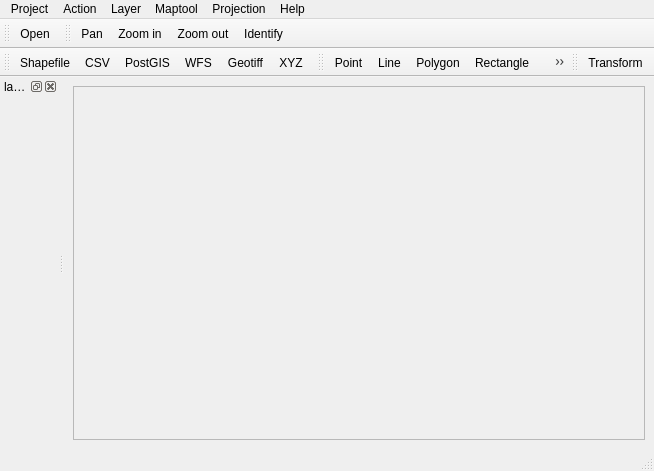
This is ui/main.ui in luolingchun/PyQGIS as Qt 5 draws it before an edit. The edited form follows.
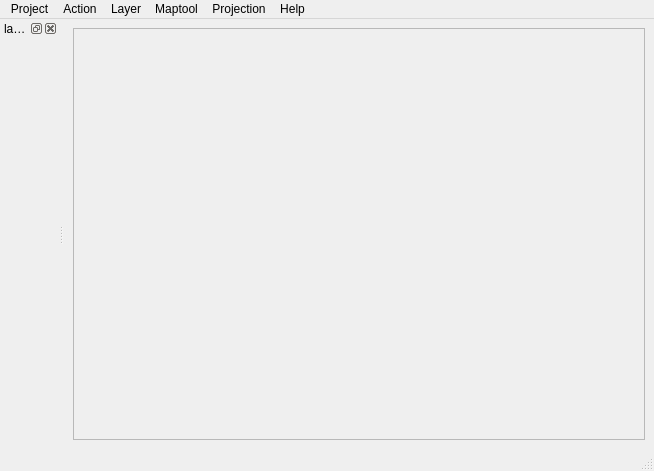
This is the edited form.

Commit message: layer maptool

```diff
--- a/ui/main.ui
+++ b/ui/main.ui
@@ -107,18 +107,6 @@
    <addaction name="menuhelp"/>
   </widget>
   <widget class="QStatusBar" name="statusbar"/>
-  <widget class="QToolBar" name="toolBarProject">
-   <property name="windowTitle">
-    <string>toolBarProject</string>
-   </property>
-   <attribute name="toolBarArea">
-    <enum>TopToolBarArea</enum>
-   </attribute>
-   <attribute name="toolBarBreak">
-    <bool>false</bool>
-   </attribute>
-   <addaction name="actionOpen"/>
-  </widget>
   <widget class="QDockWidget" name="dockWidget">
    <property name="windowTitle">
     <string>layer</string>
@@ -128,66 +116,6 @@
    </attribute>
    <widget class="QWidget" name="dockWidgetContents"/>
   </widget>
-  <widget class="QToolBar" name="toolBarAction">
-   <property name="windowTitle">
-    <string>toolBarAction</string>
-   </property>
-   <attribute name="toolBarArea">
-    <enum>TopToolBarArea</enum>
-   </attribute>
-   <attribute name="toolBarBreak">
-    <bool>false</bool>
-   </attribute>
-   <addaction name="actionPan"/>
-   <addaction name="actionZoomin"/>
-   <addaction name="actionZoomout"/>
-   <addaction name="actionIdentity"/>
-  </widget>
-  <widget class="QToolBar" name="toolBarLayer">
-   <property name="windowTitle">
-    <string>toolBarLayer</string>
-   </property>
-   <attribute name="toolBarArea">
-    <enum>TopToolBarArea</enum>
-   </attribute>
-   <attribute name="toolBarBreak">
-    <bool>true</bool>
-   </attribute>
-   <addaction name="actionShapefile"/>
-   <addaction name="actionCsv"/>
-   <addaction name="actionPostGIS"/>
-   <addaction name="actionWFS"/>
-   <addaction name="actionGeotiff"/>
-   <addaction name="actionXYZ"/>
-  </widget>
-  <widget class="QToolBar" name="toolBarMapTool">
-   <property name="windowTitle">
-    <string>toolBarMapTool</string>
-   </property>
-   <attribute name="toolBarArea">
-    <enum>TopToolBarArea</enum>
-   </attribute>
-   <attribute name="toolBarBreak">
-    <bool>false</bool>
-   </attribute>
-   <addaction name="actionPoint"/>
-   <addaction name="actionLine"/>
-   <addaction name="actionPolygon"/>
-   <addaction name="actionRectangle"/>
-   <addaction name="actionCircle"/>
-  </widget>
-  <widget class="QToolBar" name="toolBarProjection">
-   <property name="windowTitle">
-    <string>toolBarProjection</string>
-   </property>
-   <attribute name="toolBarArea">
-    <enum>TopToolBarArea</enum>
-   </attribute>
-   <attribute name="toolBarBreak">
-    <bool>false</bool>
-   </attribute>
-   <addaction name="actionTransform"/>
-  </widget>
   <action name="actionOpen">
    <property name="text">
     <string>Open</string>
```
Left out of the diff: 4 changed lines with no effect on the pictures. The commit also changes 11 other files.
